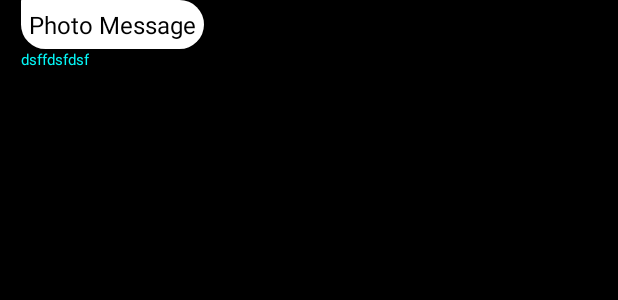
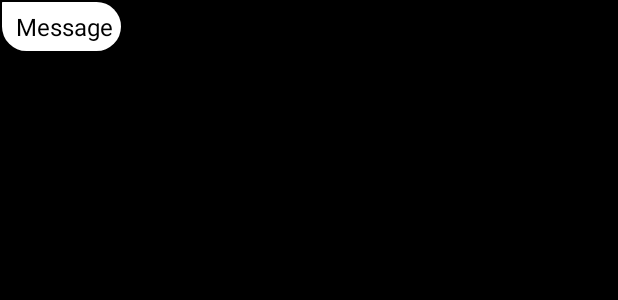
Before and after one commit to swornim10rock/FreeCall, an Android app: the layout left_message.xml on its own in the app's theme, with its tools: preview values and no code run, on a phone screen of 412 x 824 dp. Shown: the top 300 px of the screen. Run offline under Robolectric (Android 15) with nearby library versions, the phone set to English and light mode, and no system bars.

Commit message:
Offline Message is left

```diff
--- a/app/src/main/java/com/example/swornim/freecall/FirebaseUserModel.java
+++ b/app/src/main/java/com/example/swornim/freecall/FirebaseUserModel.java
@@ -108,7 +108,7 @@ public class FirebaseUserModel {
         public InstantMessaging(Context context,UserDatabaseInformation messageObject,UserDatabaseInformation myselfInfo) {
             this.context=context;
             this.messageObject=messageObject;
-            this.myselfInfo=myselfInfo;
+            this.myselfInfo=myselfInfo;//it contains itself and receiver  numbere
 
         }
 
@@ -116,7 +116,7 @@ public class FirebaseUserModel {
         protected Void doInBackground(Void...params){
 
                 mdatabaseReference
-                        .child("users/9813847444/friends/9860569432/chats/")
+                        .child("users/"+myselfInfo.getReceiverPhoneNumber()+"/friends/"+myselfInfo.getPhoneNumber()+"/chats/")
                         .push()
                         .setValue(messageObject);
                  return null;
--- a/app/src/main/java/com/example/swornim/freecall/MisscallInterface.java
+++ b/app/src/main/java/com/example/swornim/freecall/MisscallInterface.java
@@ -125,7 +125,7 @@ public class MisscallInterface extends AppCompatActivity {
        }else{
             mediaPlayer= MediaPlayer.create(this, R.raw.ringtone);
             mediaPlayer.start();
-            actualPopMessage.setText("hello");
+                actualPopMessage.setText("Miscall");
             Toast.makeText(getApplicationContext(),filteredNumber+ " misscalled you",Toast.LENGTH_LONG).show();
         }
     }
--- a/app/src/main/res/layout/left_message.xml
+++ b/app/src/main/res/layout/left_message.xml
@@ -8,7 +8,8 @@
 
     <LinearLayout
         android:id="@+id/layout1"
-        android:layout_width="match_parent"
+        android:layout_width="wrap_content"
+        android:padding="1dp"
         android:layout_height="wrap_content"
         android:orientation="vertical">
 
@@ -21,60 +22,35 @@
                 android:id="@+id/leftMessage"
                 android:layout_width="wrap_content"
                 android:layout_height="wrap_content"
-                android:layout_gravity="center"
                 android:background="@drawable/round"
                 android:padding="5dp"
-                android:text="Photo Message"
+                android:text=" Message"
                 android:textColor="#000000"
-                android:textSize="16dp"
-                android:layout_alignLeft="@+id/whoCameToChat"
-                android:layout_alignStart="@+id/whoCameToChat" />
-
+                android:textSize="16dp" />
 
             <TextView
-                android:id="@+id/whoCameToChat"
+                android:id="@+id/userName"
                 android:layout_width="wrap_content"
                 android:layout_height="wrap_content"
                 android:layout_below="@id/leftMessage"
-                android:layout_marginLeft="14dp"
-                android:text="dsffdsfdsf"
-                android:textColor="#05f7f7"
-                android:textSize="10dp" />
-
-            <LinearLayout
-                android:id="@+id/imagewrapper"
-                android:layout_width="match_parent"
-                android:layout_height="wrap_content"
-                android:layout_below="@id/whoCameToChat"
-                android:layout_marginTop="2dp"
-                android:paddingLeft="10dp"
-                android:paddingTop="10dp">
-
-                <ImageView
-                    android:id="@+id/imageMessasgeView"
-                    android:layout_width="200dp"
-                    android:layout_height="200dp"
-                    android:layout_below="@id/whoCameToChat" />
-
-
-            </LinearLayout>
-
+                android:padding="5dp"
+                android:text=" "
+                android:textColor="@color/lightblue"
+                android:textSize="14dp" />
 
             <TextView
-                android:id="@+id/statusReport"
+                android:id="@+id/seenid"
                 android:layout_width="wrap_content"
                 android:layout_height="wrap_content"
-                android:layout_alignParentRight="true"
-                android:layout_alignRight="@id/whoCameToChat"
-                android:layout_below="@id/imagewrapper"
-                android:paddingRight="10dp"
-                android:text=""
+                android:layout_below="@id/userName"
+                android:padding="2dp"
+                android:layout_marginTop="-3dp"
+                android:text=" "
                 android:textColor="@android:color/darker_gray"
-                android:textSize="10sp" />
+                android:textSize="10dp" />
 
 
         </RelativeLayout>
-
 
     </LinearLayout>
 
```
Also changed, not shown: app/src/main/java/com/example/swornim/freecall/RenotifierChatHome.java (+22 -28 lines), app/src/main/java/com/example/swornim/freecall/UserDatabaseInformation.java (+19 -0 lines), app/src/main/java/com/example/swornim/freecall/customAdapterForChatInterface.java (+43 -49 lines).
